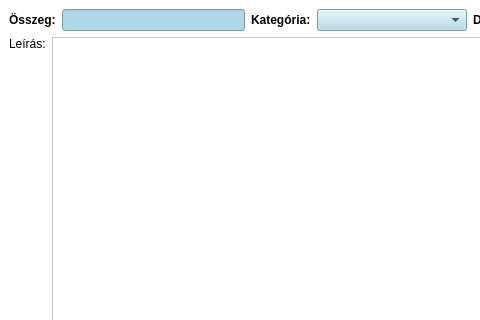
DannyFreecs/FamilyBudgetSimple, file FamilyFinancies/activityshoppingitem.ui: the form before one commit; both pictures show x 0 to 480 and y 0 to 320 of the 800 by 600 pixel window.
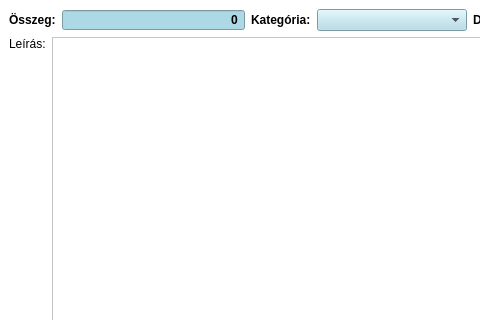
The form after the commit. Custom widgets are drawn as their Qt base class.

Diff of the .ui file:
```diff
--- a/FamilyFinancies/activityshoppingitem.ui
+++ b/FamilyFinancies/activityshoppingitem.ui
@@ -33,7 +33,13 @@
        </widget>
       </item>
       <item>
-       <widget class="QLineEdit" name="lineEditCost">
+       <widget class="CurrencySpinBox" name="spinBoxCostItem">
+        <property name="minimumSize">
+         <size>
+          <width>183</width>
+          <height>0</height>
+         </size>
+        </property>
         <property name="font">
          <font>
           <bold>true</bold>
@@ -45,6 +51,9 @@
         <property name="alignment">
          <set>Qt::AlignRight|Qt::AlignTrailing|Qt::AlignVCenter</set>
         </property>
+        <property name="buttonSymbols">
+         <enum>QAbstractSpinBox::NoButtons</enum>
+        </property>
        </widget>
       </item>
       <item>
@@ -156,6 +165,13 @@
    </layout>
   </widget>
  </widget>
+ <customwidgets>
+  <customwidget>
+   <class>CurrencySpinBox</class>
+   <extends>QSpinBox</extends>
+   <header>c:/Users/Dani/Qt-source/FamilyFinancies/FamilyFinancies/currencyspinbox.h</header>
+  </customwidget>
+ </customwidgets>
  <resources/>
  <connections/>
 </ui>
```
